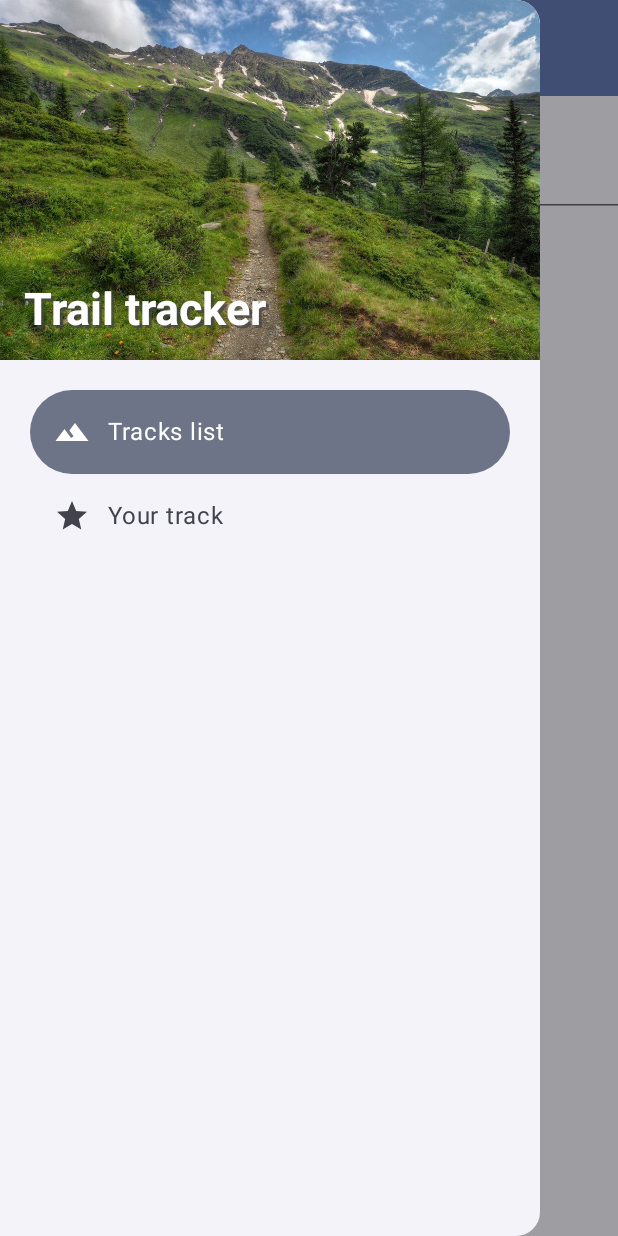
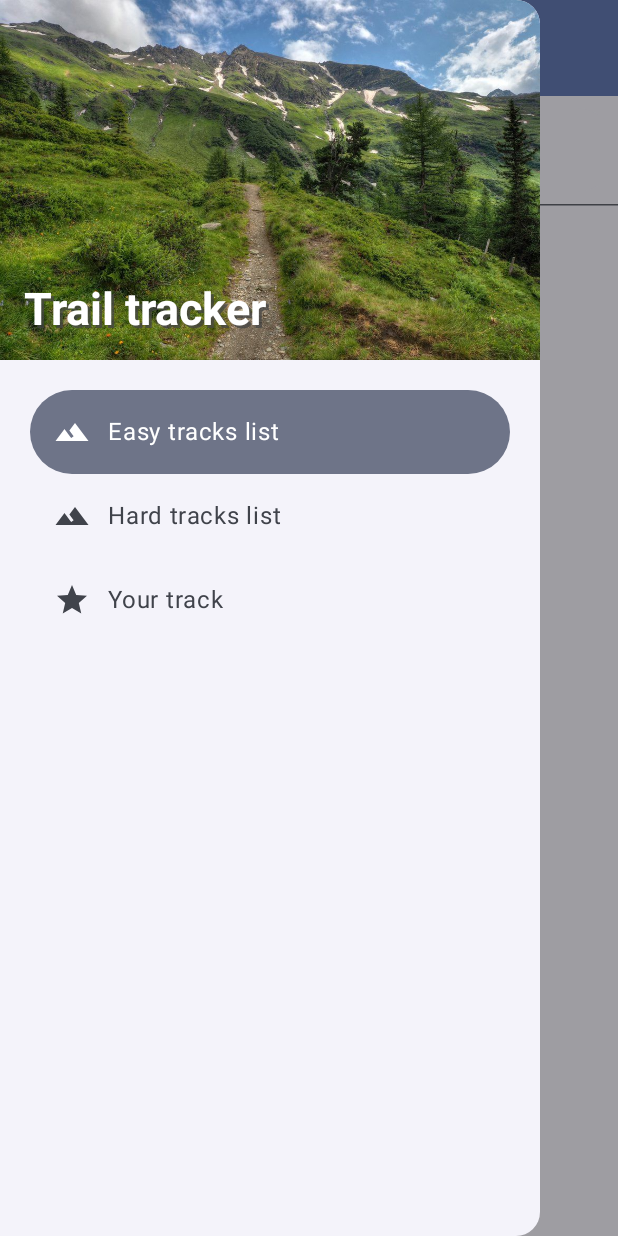
Before and after one commit to Sazer54/put-mobile-trails, an Android app built with Jetpack Compose: the composable MyApp called with empty values, after a tap on "Menu", on a phone screen of 412 x 824 dp. Run offline under Robolectric (Android 15) with nearby library versions, the phone set to English and light mode, and no system bars; network calls fail; pictures from the network do not load; 2 statements that could not run were skipped.

Commit message:
hard tracks

```diff
--- a/app/build.gradle.kts
+++ b/app/build.gradle.kts
@@ -76,6 +76,6 @@ dependencies {
     implementation("androidx.camera:camera-lifecycle:1.1.0")
     implementation("androidx.camera:camera-view:1.1.0")
     implementation("me.onebone:toolbar-compose:2.3.5")
-    implementation("androidx.navigation:navigation-compose:2.4.0-alpha10")
+    implementation("androidx.navigation:navigation-compose:2.7.7")
 
 }
--- a/app/src/main/java/edu/put/listapp/DetailsComposable.kt
+++ b/app/src/main/java/edu/put/listapp/DetailsComposable.kt
@@ -39,6 +39,7 @@ import androidx.compose.ui.Modifier
 import androidx.compose.ui.draw.alpha
 import androidx.compose.ui.graphics.Color
 import androidx.compose.ui.layout.ContentScale
+import androidx.compose.ui.platform.LocalConfiguration
 import androidx.compose.ui.platform.LocalContext
 import androidx.compose.ui.text.TextStyle
 import androidx.compose.ui.text.font.FontWeight
@@ -68,6 +69,7 @@ fun Details(track: Track, scrollState: ScrollState, headerHeight: Dp) {
         Column(
             modifier = Modifier
                 .fillMaxWidth()
+                .height(LocalConfiguration.current.screenHeightDp.dp)
                 .background(color = MaterialTheme.colorScheme.background)
         ){
             Stopwatch(stopwatchState)
--- a/app/src/main/java/edu/put/listapp/MainActivity.kt
+++ b/app/src/main/java/edu/put/listapp/MainActivity.kt
@@ -127,9 +127,14 @@ fun AppNavigator(tracksList: List<Track>) {
     val drawerState = rememberDrawerState(DrawerValue.Closed)
     val scope = rememberCoroutineScope()
 
-    NavHost(navController = navController, startDestination = Screen.TrackList.route) {
-        composable(Screen.TrackList.route) {
-            PhoneLayout(tracksList, navController, drawerState, scope, selectedTrack.value)
+    NavHost(navController = navController, startDestination = Screen.TrackListEasy.route) {
+        composable(Screen.TrackListEasy.route) {
+            val newList = tracksList.filter { it.difficulty == 1 }
+            PhoneLayout(newList, navController, drawerState, scope, selectedTrack.value)
+        }
+        composable(Screen.TrackListHard.route) {
+            val newList = tracksList.filter { it.difficulty >=2 }
+            PhoneLayout(newList, navController, drawerState, scope, selectedTrack.value)
         }
         composable(Screen.TrackDetails.route) { backStackEntry ->
             val trackName = backStackEntry.arguments?.getString("trackName")
@@ -147,7 +152,7 @@ fun AppNavigator(tracksList: List<Track>) {
 
 @OptIn(ExperimentalMaterial3Api::class)
 @Composable
-fun TopBar(drawerState: DrawerState, scope: CoroutineScope) {
+fun TopBar(title: String, drawerState: DrawerState, scope: CoroutineScope) {
     TopAppBar(
         navigationIcon = {
             IconButton(onClick = {
@@ -164,7 +169,7 @@ fun TopBar(drawerState: DrawerState, scope: CoroutineScope) {
         ),
         title = {
             Text(
-                text = "Trail tracker",
+                text = title,
             )
         }
     )
@@ -180,6 +185,8 @@ fun PhoneLayout(
     val filteredTracksList = tracksList.filter { track ->
         track.name.contains(query.value, ignoreCase = true)
     }
+    val title = if (navController.currentDestination?.route == Screen.TrackListEasy.route)
+        "Easy tracks" else "Hard tracks"
     ModalNavigationDrawer(
         drawerState = drawerState,
         drawerContent = { DrawerContent(navController, drawerState, scope, selectedTrack) },
@@ -190,7 +197,7 @@ fun PhoneLayout(
             ) {
                 Scaffold(
                     modifier = Modifier.fillMaxSize(),
-                    topBar = { TopBar(drawerState, scope) },
+                    topBar = { TopBar(title, drawerState, scope) },
                     content = {padding ->
                         Column(
                             modifier = Modifier
@@ -278,10 +285,22 @@ fun DrawerContent(navController: NavController, drawerState: DrawerState, scope:
                 icon = {
                     Icon(Icons.Filled.Landscape, contentDescription = "Menu")
                 },
-                label = { Text(text = "Tracks list") },
-                selected = navController.currentDestination?.route == Screen.TrackList.route,
+                label = { Text(text = "Easy tracks list") },
+                selected = navController.currentDestination?.route == Screen.TrackListEasy.route,
                 onClick = {
-                    navController.navigate(Screen.TrackList.route)
+                    navController.navigate(Screen.TrackListEasy.route)
+                    if (drawerState.isOpen) scope.launch { drawerState.close() }
+                }
+            )
+
+            NavigationDrawerItem(
+                icon = {
+                    Icon(Icons.Filled.Landscape, contentDescription = "Menu")
+                },
+                label = { Text(text = "Hard tracks list") },
+                selected = navController.currentDestination?.route == Screen.TrackListHard.route,
+                onClick = {
+                    navController.navigate(Screen.TrackListHard.route)
                     if (drawerState.isOpen) scope.launch { drawerState.close() }
                 }
             )
--- a/app/src/main/java/edu/put/listapp/Screen.kt
+++ b/app/src/main/java/edu/put/listapp/Screen.kt
@@ -1,7 +1,8 @@
 package edu.put.listapp
 
 sealed class Screen(val route: String) {
-    object TrackList : Screen("trackList")
+    object TrackListEasy : Screen("trackListEasy")
+    object TrackListHard: Screen("trackListHard")
     object TrackDetails : Screen("trackDetails/{trackName}") {
         fun createRoute(trackName: String) = "trackDetails/$trackName"
     }
--- a/app/src/main/java/edu/put/listapp/StopwatchComposable.kt
+++ b/app/src/main/java/edu/put/listapp/StopwatchComposable.kt
@@ -7,6 +7,7 @@ import androidx.compose.foundation.layout.Box
 import androidx.compose.foundation.layout.PaddingValues
 import androidx.compose.foundation.layout.Row
 import androidx.compose.foundation.layout.fillMaxSize
+import androidx.compose.foundation.layout.fillMaxWidth
 import androidx.compose.foundation.layout.padding
 import androidx.compose.foundation.layout.size
 import androidx.compose.foundation.layout.wrapContentSize
@@ -85,7 +86,7 @@ fun Stopwatch(stopwatchState: StopwatchState) {
     ) {
         Box(
             modifier = Modifier
-                .fillMaxSize()
+                .fillMaxWidth()
                 .clip(RoundedCornerShape(16.dp))
                 .background(Color.LightGray)
                 .padding(8.dp),
```
Also changed, not shown: app/src/main/java/edu/put/listapp/HomePage.kt (added, +26 -0 lines), app/src/main/java/edu/put/listapp/TrackDetailsActivity.kt (+28 -0 lines), app/src/main/java/edu/put/listapp/model/Track.kt (+2 -39 lines).
